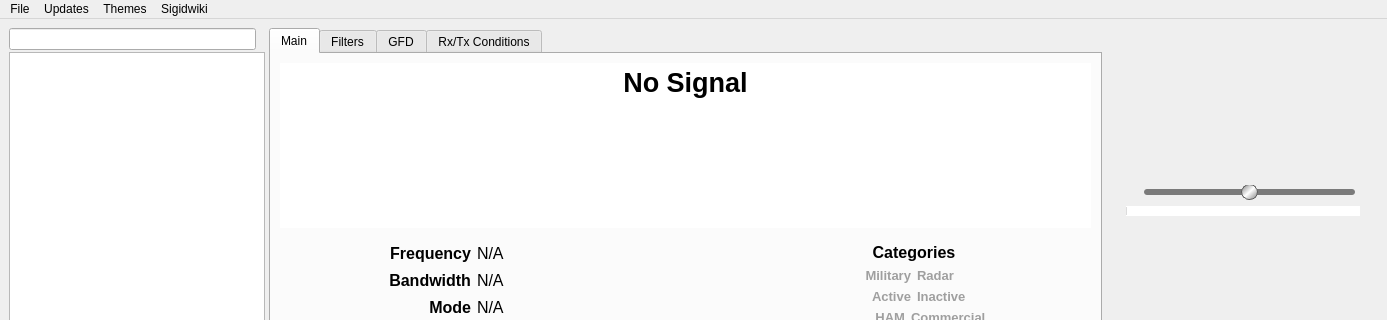
Before: the Qt Designer form artemis.ui in vbrizgamnk/Artemis, drawn with Qt 5; both pictures show x 0 to 1387 and y 0 to 320 of the 1387 by 761 pixel window.
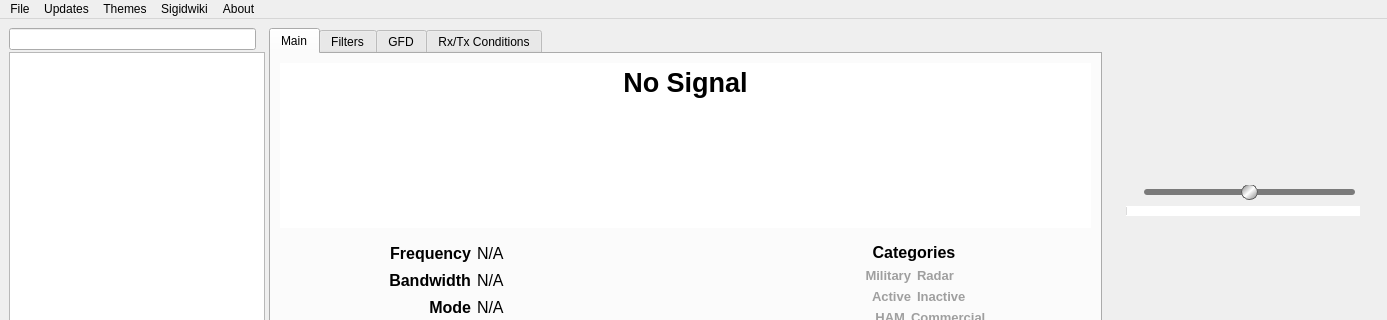
After: the same form once the commit is applied. Icons and pictures are not drawn. Custom widgets are drawn as their Qt base class.

Commit message: Add 'About' section

Patch:
```diff
--- a/artemis.ui
+++ b/artemis.ui
@@ -7143,10 +7143,19 @@
     <addaction name="action_sigidwiki_com"/>
     <addaction name="action_add_a_signal"/>
    </widget>
+   <widget class="QMenu" name="menuAbout">
+    <property name="title">
+     <string>About</string>
+    </property>
+    <addaction name="action_aresvalley_com"/>
+    <addaction name="action_forum"/>
+    <addaction name="action_rtl_sdr_com"/>
+   </widget>
    <addaction name="menuFile"/>
    <addaction name="menuUpdates"/>
    <addaction name="menu_themes"/>
    <addaction name="menuSigidwiki"/>
+   <addaction name="menuAbout"/>
   </widget>
   <widget class="QStatusBar" name="statusbar">
    <property name="styleSheet">
```
Left out of the diff: 15 changed lines with no effect on the pictures. The commit also changes 2 other files.
